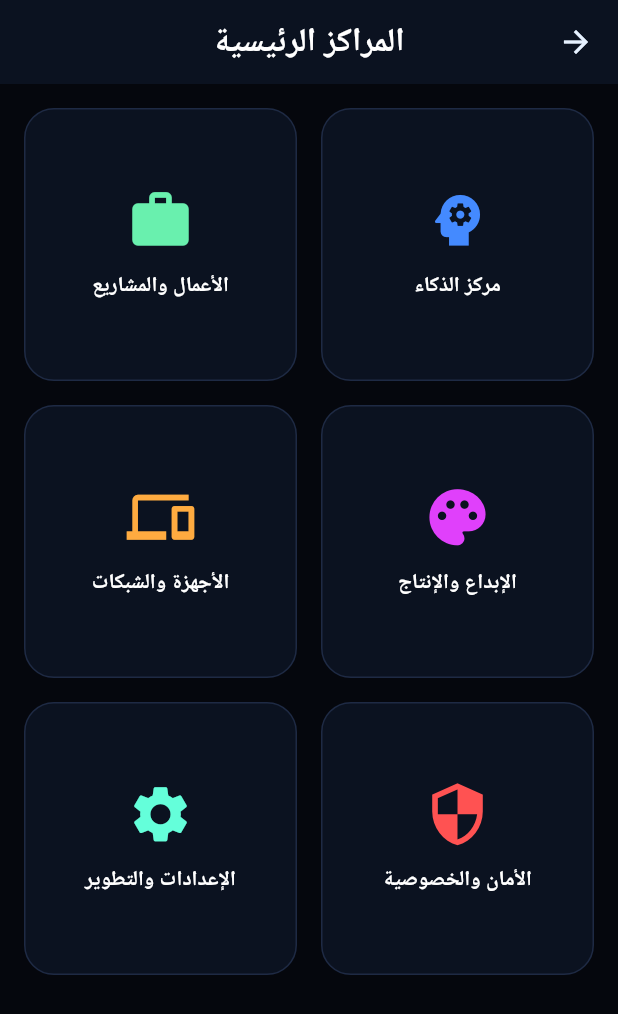
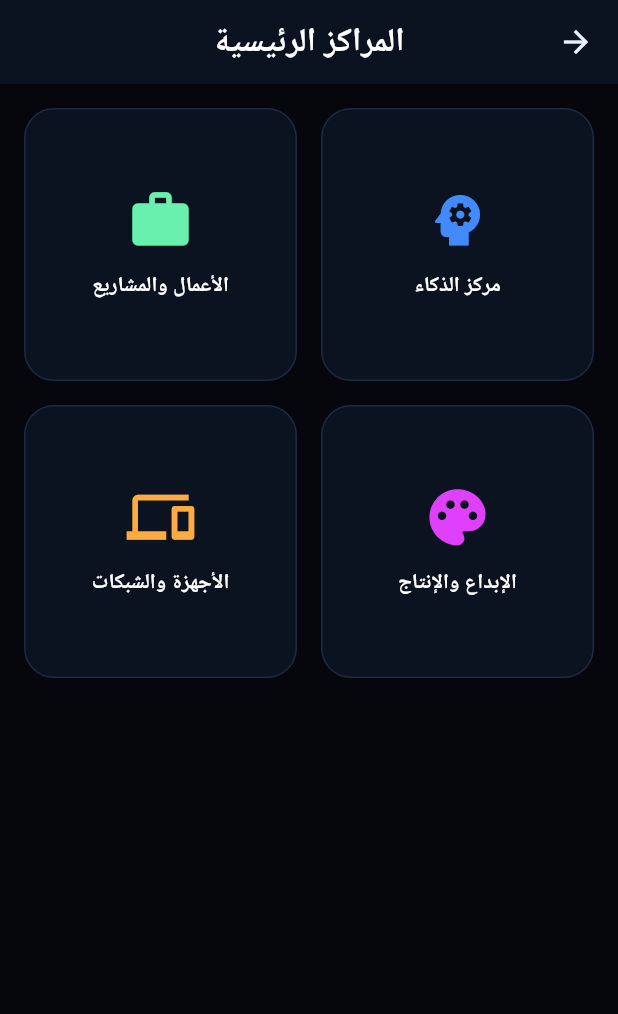
Before and after one commit to glalahosyya-netizen/alphabot_v10, a Flutter app: the screen it shows after launch, in the side drawer, after a tap on "المراكز الرئيسية", on a phone screen of 412 x 824 dp. Shown: the top 1014 px of the screen. Run offline on Flutter 3.47's test engine with Material 3 defaults, Android fonts, the phone set to English and light mode, and no system bars.

Commit message:
Update centers_screen.dart

```diff
--- a/lib/screens/centers_screen.dart
+++ b/lib/screens/centers_screen.dart
@@ -91,36 +91,6 @@ class CentersScreen extends StatelessWidget {
                 ],
               ),
             ),
-            Container(
-              decoration: BoxDecoration(
-                color: const Color(0xFF0B1220),
-                borderRadius: BorderRadius.circular(20),
-                border: Border.all(color: const Color(0xFF1E2A44)),
-              ),
-              child: const Column(
-                mainAxisAlignment: MainAxisAlignment.center,
-                children: [
-                  Icon(Icons.security, size: 45, color: Colors.redAccent),
-                  SizedBox(height: 12),
-                  Text('الأمان والخصوصية', style: TextStyle(color: Colors.white, fontWeight: FontWeight.bold)),
-                ],
-              ),
-            ),
-            Container(
-              decoration: BoxDecoration(
-                color: const Color(0xFF0B1220),
-                borderRadius: BorderRadius.circular(20),
-                border: Border.all(color: const Color(0xFF1E2A44)),
-              ),
-              child: const Column(
-                mainAxisAlignment: MainAxisAlignment.center,
-                children: [
-                  Icon(Icons.settings, size: 45, color: Colors.tealAccent),
-                  SizedBox(height: 12),
-                  Text('الإعدادات والتطوير', style: TextStyle(color: Colors.white, fontWeight: FontWeight.bold)),
-                ],
-              ),
-            ),
           ],
         ),
       ),
```
